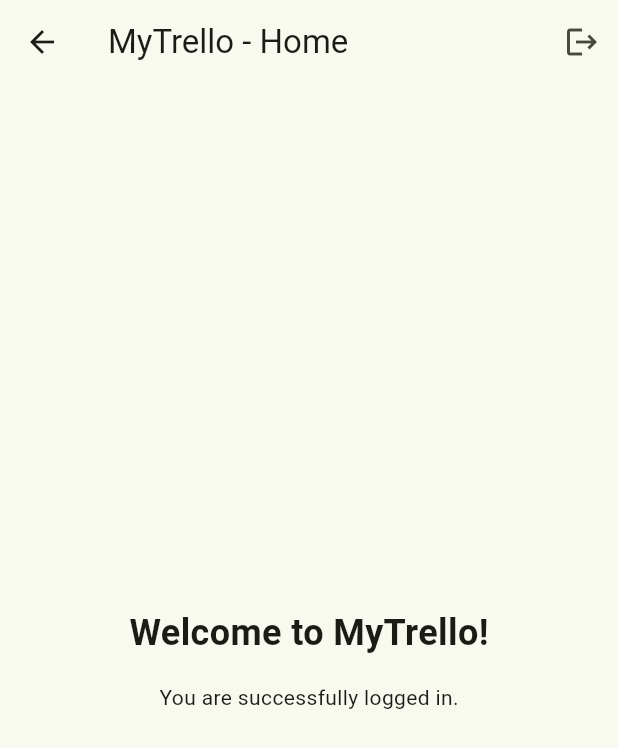
After one commit to Jocelyn-JE/MyTrello, a Flutter app: the HomeScreen screen opened directly, on a phone screen of 412 x 824 dp. The commit adds this screen. Shown: the top 748 px of the screen. Run offline on Flutter 3.47's test engine with Material 3 defaults, Android fonts, the phone set to English and light mode, and no system bars; our stand-ins replace flutter_dotenv, shared_preferences; accounts and stored records are empty.

Commit message:
✨ Add HomeScreen and integrate with routing Closes #14, Closes #26

```diff
--- /dev/null
+++ b/frontend/lib/home_screen.dart
@@ -0,0 +1,40 @@
+import 'package:flutter/material.dart';
+import 'auth_service.dart';
+
+class HomeScreen extends StatelessWidget {
+  const HomeScreen({super.key});
+
+  @override
+  Widget build(BuildContext context) {
+    return Scaffold(
+      appBar: AppBar(
+        title: const Text('MyTrello - Home'),
+        actions: [
+          IconButton(
+            icon: const Icon(Icons.logout),
+            onPressed: () async {
+              // Handle logout
+              await AuthService.logout();
+              if (context.mounted) {
+                Navigator.pushReplacementNamed(context, '/login');
+              }
+            },
+          ),
+        ],
+      ),
+      body: const Center(
+        child: Column(
+          mainAxisAlignment: MainAxisAlignment.center,
+          children: [
+            Text(
+              'Welcome to MyTrello!',
+              style: TextStyle(fontSize: 24, fontWeight: FontWeight.bold),
+            ),
+            SizedBox(height: 16),
+            Text('You are successfully logged in.'),
+          ],
+        ),
+      ),
+    );
+  }
+}
--- a/frontend/lib/main.dart
+++ b/frontend/lib/main.dart
@@ -4,6 +4,7 @@ import 'package:flutter_dotenv/flutter_dotenv.dart';
 import 'package:frontend/protected_routes.dart';
 import 'login_screen.dart';
 import 'register_screen.dart';
+import 'home_screen.dart';
 import 'auth_service.dart';
 
 void main() async {
@@ -40,6 +41,7 @@ class MyApp extends StatelessWidget {
       routes: {
         '/login': (context) => const LoginScreen(),
         '/register': (context) => const RegisterScreen(),
+        '/home': (context) => const ProtectedRoute(child: HomeScreen()),
       },
     );
   }
```
